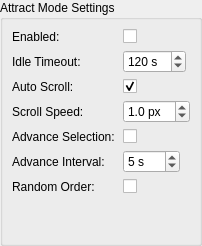
EtherAura/Kartend, file src/ui/dialogs/settings/attractpanel.ui: the form before one commit.
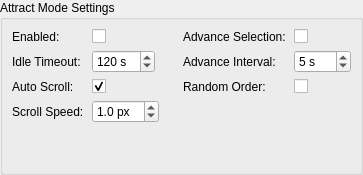
The form after the commit.

Diff of the .ui file:
```diff
--- a/src/ui/dialogs/settings/attractpanel.ui
+++ b/src/ui/dialogs/settings/attractpanel.ui
@@ -12,10 +12,22 @@
      <property name="title"><string>Attract Mode Settings</string></property>
      <layout class="QVBoxLayout" name="attractContentLayout">
       <item>
-       <layout class="QFormLayout" name="attractFormLayout">
+       <layout class="QHBoxLayout" name="attractRowLayout">
+        <property name="spacing"><number>24</number></property>
+        <item>
+         <widget class="QWidget" name="attractColLeft" native="true">
+          <property name="sizePolicy">
+           <sizepolicy hsizetype="Expanding" vsizetype="Preferred"><horstretch>0</horstretch><verstretch>0</verstretch></sizepolicy>
+          </property>
+          <layout class="QFormLayout" name="attractFormLeft">
+           <property name="formAlignment"><set>Qt::AlignmentFlag::AlignLeft|Qt::AlignmentFlag::AlignTop</set></property>
         <property name="horizontalSpacing"><number>8</number></property>
         <property name="verticalSpacing"><number>6</number></property>
-        <property name="fieldGrowthPolicy"><enum>QFormLayout::FieldGrowthPolicy::ExpandingFieldsGrow</enum></property>
+           <property name="leftMargin"><number>0</number></property>
+           <property name="topMargin"><number>0</number></property>
+           <property name="rightMargin"><number>0</number></property>
+           <property name="bottomMargin"><number>0</number></property>
+           <property name="fieldGrowthPolicy"><enum>QFormLayout::FieldGrowthPolicy::FieldsStayAtSizeHint</enum></property>
         <item row="0" column="0">
          <widget class="QLabel" name="attractModeLabel">
           <property name="text"><string>Enabled:</string></property>
@@ -69,22 +81,39 @@
           <property name="value"><double>1.0</double></property>
          </widget>
         </item>
-        <item row="4" column="0">
+          </layout>
+         </widget>
+        </item>
+        <item>
+         <widget class="QWidget" name="attractColRight" native="true">
+          <property name="sizePolicy">
+           <sizepolicy hsizetype="Expanding" vsizetype="Preferred"><horstretch>0</horstretch><verstretch>0</verstretch></sizepolicy>
+          </property>
+          <layout class="QFormLayout" name="attractFormRight">
+           <property name="formAlignment"><set>Qt::AlignmentFlag::AlignLeft|Qt::AlignmentFlag::AlignTop</set></property>
+           <property name="horizontalSpacing"><number>8</number></property>
+           <property name="verticalSpacing"><number>6</number></property>
+           <property name="leftMargin"><number>0</number></property>
+           <property name="topMargin"><number>0</number></property>
+           <property name="rightMargin"><number>0</number></property>
+           <property name="bottomMargin"><number>0</number></property>
+           <property name="fieldGrowthPolicy"><enum>QFormLayout::FieldGrowthPolicy::FieldsStayAtSizeHint</enum></property>
+           <item row="0" column="0">
          <widget class="QLabel" name="attractAdvanceSelectionLabel">
           <property name="text"><string>Advance Selection:</string></property>
          </widget>
         </item>
-        <item row="4" column="1">
+           <item row="0" column="1">
          <widget class="QCheckBox" name="attractAdvanceSelectionCheckBox">
           <property name="toolTip"><string>Also cycle through items by changing the selection on its own timer while attract mode is active</string></property>
          </widget>
         </item>
-        <item row="5" column="0">
+           <item row="1" column="0">
          <widget class="QLabel" name="attractAdvanceIntervalLabel">
           <property name="text"><string>Advance Interval:</string></property>
          </widget>
         </item>
-        <item row="5" column="1">
+           <item row="1" column="1">
          <widget class="QSpinBox" name="attractAdvanceIntervalSpinBox">
           <property name="minimumWidth"><number>80</number></property>
           <property name="toolTip"><string>Seconds between selection advances during attract mode (1-600)</string></property>
@@ -94,14 +123,17 @@
           <property name="value"><number>5</number></property>
          </widget>
         </item>
-        <item row="6" column="0">
+           <item row="2" column="0">
          <widget class="QLabel" name="attractAdvanceRandomLabel">
           <property name="text"><string>Random Order:</string></property>
          </widget>
         </item>
-        <item row="6" column="1">
+           <item row="2" column="1">
          <widget class="QCheckBox" name="attractAdvanceRandomCheckBox">
           <property name="toolTip"><string>When advancing the selection, pick a random item instead of the next sequential one</string></property>
+            </widget>
+           </item>
+          </layout>
          </widget>
         </item>
        </layout>
```
Left out of the diff: 6 changed lines with no effect on the pictures. Lines whose indentation alone changed are shown as unchanged.
